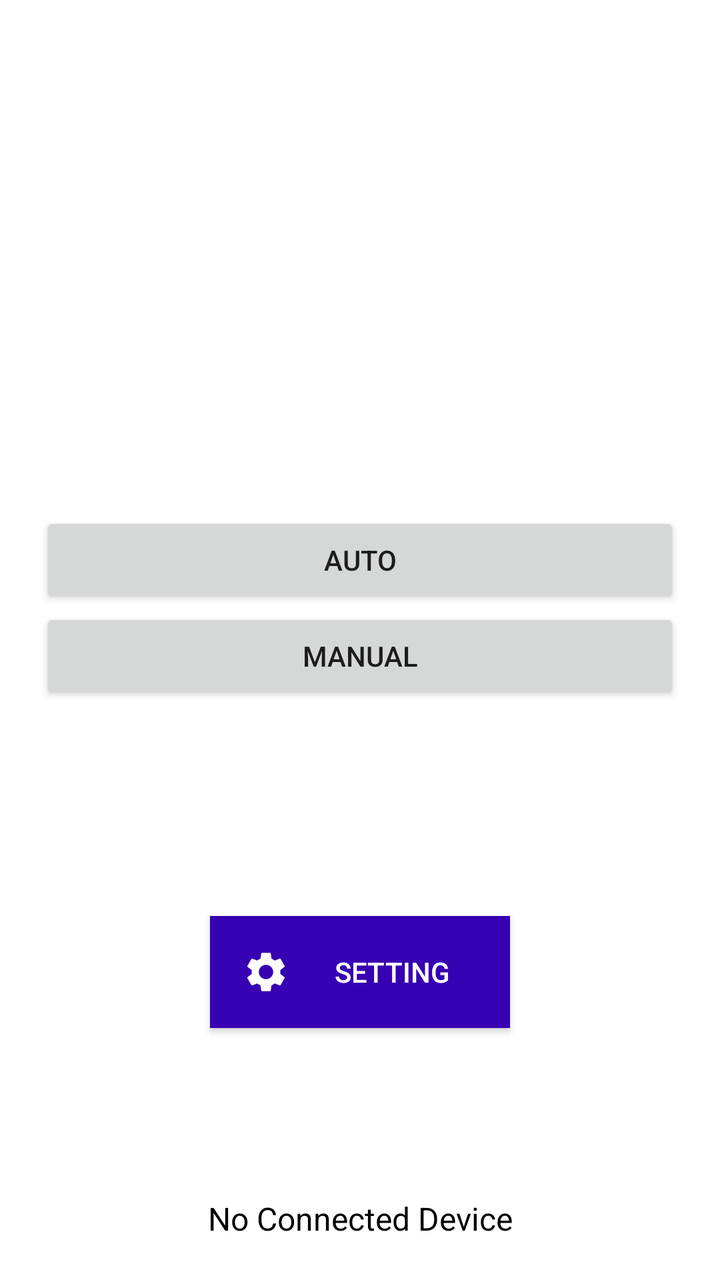
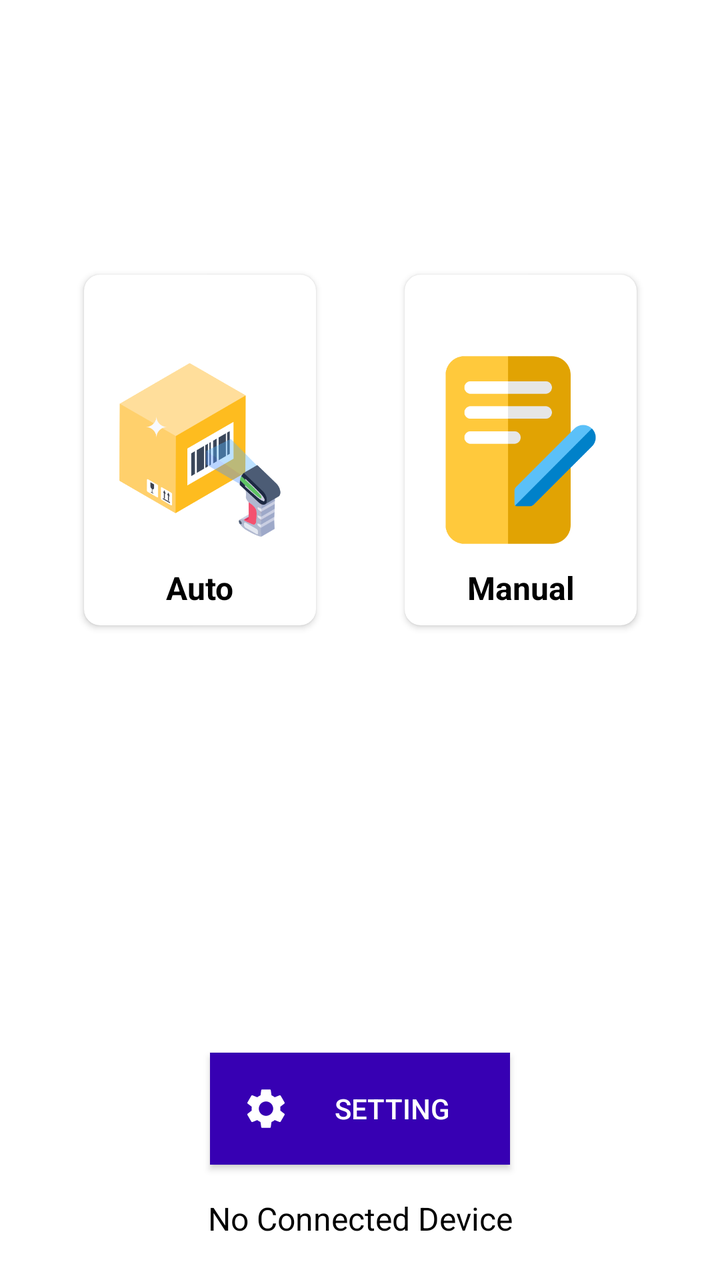

Two renders of the same Android screen: before a commit and after it. Below are the layout's source before the change and the commit's diff.
<!-- AndroidManifest.xml: application theme Theme.MAPZebraPrinter -->
<!-- res/layout/activity_main.xml -->
<?xml version="1.0" encoding="utf-8"?>
<androidx.constraintlayout.widget.ConstraintLayout xmlns:android="http://schemas.android.com/apk/res/android"
    xmlns:app="http://schemas.android.com/apk/res-auto"
    xmlns:tools="http://schemas.android.com/tools"
    android:id="@+id/main"
    android:layout_width="match_parent"
    android:layout_height="match_parent"
    android:padding="20dp"
    tools:context=".view.MainActivity">

    <androidx.appcompat.widget.AppCompatButton
        android:id="@+id/btn_auto"
        android:layout_width="match_parent"
        android:layout_height="wrap_content"
        android:text="@string/auto"
        app:layout_constraintBottom_toTopOf="@+id/btn_manual"
        app:layout_constraintEnd_toEndOf="parent"
        app:layout_constraintStart_toStartOf="parent" />

    <androidx.appcompat.widget.AppCompatButton
        android:id="@+id/btn_manual"
        android:layout_marginTop="16dp"
        android:layout_width="match_parent"
        android:layout_height="wrap_content"
        android:text="@string/manual"
        app:layout_constraintBottom_toBottomOf="parent"
        app:layout_constraintEnd_toEndOf="parent"
        app:layout_constraintStart_toStartOf="parent"
        app:layout_constraintTop_toTopOf="parent" />

    <androidx.appcompat.widget.AppCompatButton
        android:id="@+id/btn_setting"
        android:layout_width="150dp"
        android:layout_height="wrap_content"
        android:background="@color/purple_700"
        android:drawableStart="@drawable/baseline_settings_24"
        android:padding="16dp"
        android:drawablePadding="8dp"
        android:text="@string/setting"
        android:textColor="@color/white"
        app:layout_constraintBottom_toBottomOf="parent"
        app:layout_constraintEnd_toEndOf="parent"
        app:layout_constraintStart_toStartOf="parent"
        app:layout_constraintTop_toBottomOf="@+id/btn_manual" />

    <TextView
        android:id="@+id/tv_printer"
        android:layout_width="match_parent"
        android:layout_height="wrap_content"
        android:gravity="center"
        android:text="@string/no_connected_device"
        android:textColor="@color/black"
        android:textSize="16sp"
        app:layout_constraintBottom_toBottomOf="parent" />

</androidx.constraintlayout.widget.ConstraintLayout>
<!-- resources referenced by this layout -->
<resources>
  <color name="black">#FF000000</color>
  <color name="purple_700">#FF3700B3</color>
  <color name="white">#FFFFFFFF</color>
  <!-- drawable baseline_settings_24 (drawable) -->
  <vector xmlns:android="http://schemas.android.com/apk/res/android" android:height="24dp" android:tint="#FFFFFF" android:viewportHeight="24" android:viewportWidth="24" android:width="24dp">
        
      <path android:fillColor="@android:color/white" android:pathData="M19.14,12.94c0.04,-0.3 0.06,-0.61 0.06,-0.94c0,-0.32 -0.02,-0.64 -0.07,-0.94l2.03,-1.58c0.18,-0.14 0.23,-0.41 0.12,-0.61l-1.92,-3.32c-0.12,-0.22 -0.37,-0.29 -0.59,-0.22l-2.39,0.96c-0.5,-0.38 -1.03,-0.7 -1.62,-0.94L14.4,2.81c-0.04,-0.24 -0.24,-0.41 -0.48,-0.41h-3.84c-0.24,0 -0.43,0.17 -0.47,0.41L9.25,5.35C8.66,5.59 8.12,5.92 7.63,6.29L5.24,5.33c-0.22,-0.08 -0.47,0 -0.59,0.22L2.74,8.87C2.62,9.08 2.66,9.34 2.86,9.48l2.03,1.58C4.84,11.36 4.8,11.69 4.8,12s0.02,0.64 0.07,0.94l-2.03,1.58c-0.18,0.14 -0.23,0.41 -0.12,0.61l1.92,3.32c0.12,0.22 0.37,0.29 0.59,0.22l2.39,-0.96c0.5,0.38 1.03,0.7 1.62,0.94l0.36,2.54c0.05,0.24 0.24,0.41 0.48,0.41h3.84c0.24,0 0.44,-0.17 0.47,-0.41l0.36,-2.54c0.59,-0.24 1.13,-0.56 1.62,-0.94l2.39,0.96c0.22,0.08 0.47,0 0.59,-0.22l1.92,-3.32c0.12,-0.22 0.07,-0.47 -0.12,-0.61L19.14,12.94zM12,15.6c-1.98,0 -3.6,-1.62 -3.6,-3.6s1.62,-3.6 3.6,-3.6s3.6,1.62 3.6,3.6S13.98,15.6 12,15.6z"/>
      
  </vector>
  <string name="auto">Auto</string>
  <string name="manual">Manual</string>
  <string name="no_connected_device">No Connected Device</string>
  <string name="setting">Setting</string>
  <style name="Theme.MAPZebraPrinter" parent="Theme.MaterialComponents.DayNight.DarkActionBar">
          
          <item name="colorPrimary">@color/purple_500</item>
          <item name="colorPrimaryVariant">@color/purple_700</item>
          <item name="colorOnPrimary">@color/white</item>
          
          <item name="colorSecondary">@color/teal_200</item>
          <item name="colorSecondaryVariant">@color/teal_700</item>
          <item name="colorOnSecondary">@color/black</item>
          
          <item name="android:statusBarColor">?attr/colorPrimaryVariant</item>
          
      </style>
  <color name="purple_500">#FF6200EE</color>
  <color name="teal_200">#FF03DAC5</color>
  <color name="teal_700">#FF018786</color>
</resources>

<!-- the commit's change to res/layout/activity_main.xml (unified diff, before → after) -->
@@ -8,40 +8,113 @@
     android:padding="20dp"
     tools:context=".view.MainActivity">
 
-    <androidx.appcompat.widget.AppCompatButton
-        android:id="@+id/btn_auto"
-        android:layout_width="match_parent"
-        android:layout_height="wrap_content"
-        android:text="@string/auto"
-        app:layout_constraintBottom_toTopOf="@+id/btn_manual"
-        app:layout_constraintEnd_toEndOf="parent"
-        app:layout_constraintStart_toStartOf="parent" />
-
-    <androidx.appcompat.widget.AppCompatButton
-        android:id="@+id/btn_manual"
-        android:layout_marginTop="16dp"
-        android:layout_width="match_parent"
-        android:layout_height="wrap_content"
-        android:text="@string/manual"
+    <View
+        android:id="@+id/anchor"
+        android:layout_width="1dp"
+        android:layout_height="1dp"
         app:layout_constraintBottom_toBottomOf="parent"
         app:layout_constraintEnd_toEndOf="parent"
         app:layout_constraintStart_toStartOf="parent"
         app:layout_constraintTop_toTopOf="parent" />
 
+    <androidx.cardview.widget.CardView
+        android:id="@+id/cv_auto"
+        android:layout_width="wrap_content"
+        android:layout_height="wrap_content"
+        android:layout_margin="8dp"
+        android:elevation="8dp"
+        app:cardCornerRadius="8dp"
+        app:layout_constraintBottom_toBottomOf="@id/anchor"
+        app:layout_constraintEnd_toStartOf="@id/anchor"
+        app:layout_constraintStart_toStartOf="parent">
+
+        <androidx.constraintlayout.widget.ConstraintLayout
+            android:layout_width="wrap_content"
+            android:layout_height="wrap_content"
+            android:padding="8dp">
+
+            <androidx.appcompat.widget.AppCompatButton
+                android:id="@+id/btn_auto"
+                android:layout_width="100dp"
+                android:layout_height="100dp"
+                android:background="@drawable/auto"
+                app:layout_constraintBottom_toBottomOf="parent"
+                app:layout_constraintEnd_toEndOf="parent"
+                app:layout_constraintStart_toStartOf="parent"
+                app:layout_constraintTop_toTopOf="parent" />
+
+            <TextView
+                android:layout_width="wrap_content"
+                android:layout_height="wrap_content"
+                android:layout_margin="8dp"
+                android:text="@string/auto"
+                android:textColor="@color/black"
+                android:textSize="16sp"
+                android:textStyle="bold"
+                app:layout_constraintEnd_toEndOf="@id/btn_auto"
+                app:layout_constraintStart_toStartOf="@id/btn_auto"
+                app:layout_constraintTop_toBottomOf="@+id/btn_auto" />
+
+        </androidx.constraintlayout.widget.ConstraintLayout>
+
+    </androidx.cardview.widget.CardView>
+
+    <androidx.cardview.widget.CardView
+        android:id="@+id/cv_manual"
+        android:layout_width="wrap_content"
+        android:layout_height="wrap_content"
+        android:layout_margin="8dp"
+        android:elevation="8dp"
+        app:cardCornerRadius="8dp"
+        app:layout_constraintBottom_toBottomOf="@id/anchor"
+        app:layout_constraintEnd_toEndOf="parent"
+        app:layout_constraintStart_toEndOf="@id/anchor">
+
+        <androidx.constraintlayout.widget.ConstraintLayout
+            android:layout_width="wrap_content"
+            android:layout_height="wrap_content"
+            android:padding="8dp">
+
+            <androidx.appcompat.widget.AppCompatButton
+                android:id="@+id/btn_manual"
+                android:layout_width="100dp"
+                android:layout_height="100dp"
+                android:background="@drawable/manual"
+                app:layout_constraintBottom_toBottomOf="parent"
+                app:layout_constraintEnd_toEndOf="parent"
+                app:layout_constraintStart_toStartOf="parent"
+                app:layout_constraintTop_toTopOf="parent" />
+
+            <TextView
+                android:layout_width="wrap_content"
+                android:layout_height="wrap_content"
+                android:layout_margin="8dp"
+                android:text="@string/manual"
+                android:textColor="@color/black"
+                android:textSize="16sp"
+                android:textStyle="bold"
+                app:layout_constraintEnd_toEndOf="@id/btn_manual"
+                app:layout_constraintStart_toStartOf="@id/btn_manual"
+                app:layout_constraintTop_toBottomOf="@+id/btn_manual" />
+
+        </androidx.constraintlayout.widget.ConstraintLayout>
+
+    </androidx.cardview.widget.CardView>
+
     <androidx.appcompat.widget.AppCompatButton
         android:id="@+id/btn_setting"
         android:layout_width="150dp"
         android:layout_height="wrap_content"
+        android:layout_margin="16dp"
         android:background="@color/purple_700"
         android:drawableStart="@drawable/baseline_settings_24"
+        android:drawablePadding="8dp"
         android:padding="16dp"
-        android:drawablePadding="8dp"
         android:text="@string/setting"
         android:textColor="@color/white"
-        app:layout_constraintBottom_toBottomOf="parent"
+        app:layout_constraintBottom_toTopOf="@+id/tv_printer"
         app:layout_constraintEnd_toEndOf="parent"
-        app:layout_constraintStart_toStartOf="parent"
-        app:layout_constraintTop_toBottomOf="@+id/btn_manual" />
+        app:layout_constraintStart_toStartOf="parent" />
 
     <TextView
         android:id="@+id/tv_printer"
<!-- resource entries referenced after the edit -->
@@ -3,12 +3,14 @@
   <color name="black">#FF000000</color>
   <color name="purple_700">#FF3700B3</color>
   <color name="white">#FFFFFFFF</color>
+  <!-- drawable auto: png bitmap (drawable, 35378 bytes) -->
   <!-- drawable baseline_settings_24 (drawable) -->
   <vector xmlns:android="http://schemas.android.com/apk/res/android" android:height="24dp" android:tint="#FFFFFF" android:viewportHeight="24" android:viewportWidth="24" android:width="24dp">
         
       <path android:fillColor="@android:color/white" android:pathData="M19.14,12.94c0.04,-0.3 0.06,-0.61 0.06,-0.94c0,-0.32 -0.02,-0.64 -0.07,-0.94l2.03,-1.58c0.18,-0.14 0.23,-0.41 0.12,-0.61l-1.92,-3.32c-0.12,-0.22 -0.37,-0.29 -0.59,-0.22l-2.39,0.96c-0.5,-0.38 -1.03,-0.7 -1.62,-0.94L14.4,2.81c-0.04,-0.24 -0.24,-0.41 -0.48,-0.41h-3.84c-0.24,0 -0.43,0.17 -0.47,0.41L9.25,5.35C8.66,5.59 8.12,5.92 7.63,6.29L5.24,5.33c-0.22,-0.08 -0.47,0 -0.59,0.22L2.74,8.87C2.62,9.08 2.66,9.34 2.86,9.48l2.03,1.58C4.84,11.36 4.8,11.69 4.8,12s0.02,0.64 0.07,0.94l-2.03,1.58c-0.18,0.14 -0.23,0.41 -0.12,0.61l1.92,3.32c0.12,0.22 0.37,0.29 0.59,0.22l2.39,-0.96c0.5,0.38 1.03,0.7 1.62,0.94l0.36,2.54c0.05,0.24 0.24,0.41 0.48,0.41h3.84c0.24,0 0.44,-0.17 0.47,-0.41l0.36,-2.54c0.59,-0.24 1.13,-0.56 1.62,-0.94l2.39,0.96c0.22,0.08 0.47,0 0.59,-0.22l1.92,-3.32c0.12,-0.22 0.07,-0.47 -0.12,-0.61L19.14,12.94zM12,15.6c-1.98,0 -3.6,-1.62 -3.6,-3.6s1.62,-3.6 3.6,-3.6s3.6,1.62 3.6,3.6S13.98,15.6 12,15.6z"/>
       
   </vector>
+  <!-- drawable manual: png bitmap (drawable, 10208 bytes) -->
   <string name="auto">Auto</string>
   <string name="manual">Manual</string>
   <string name="no_connected_device">No Connected Device</string>
